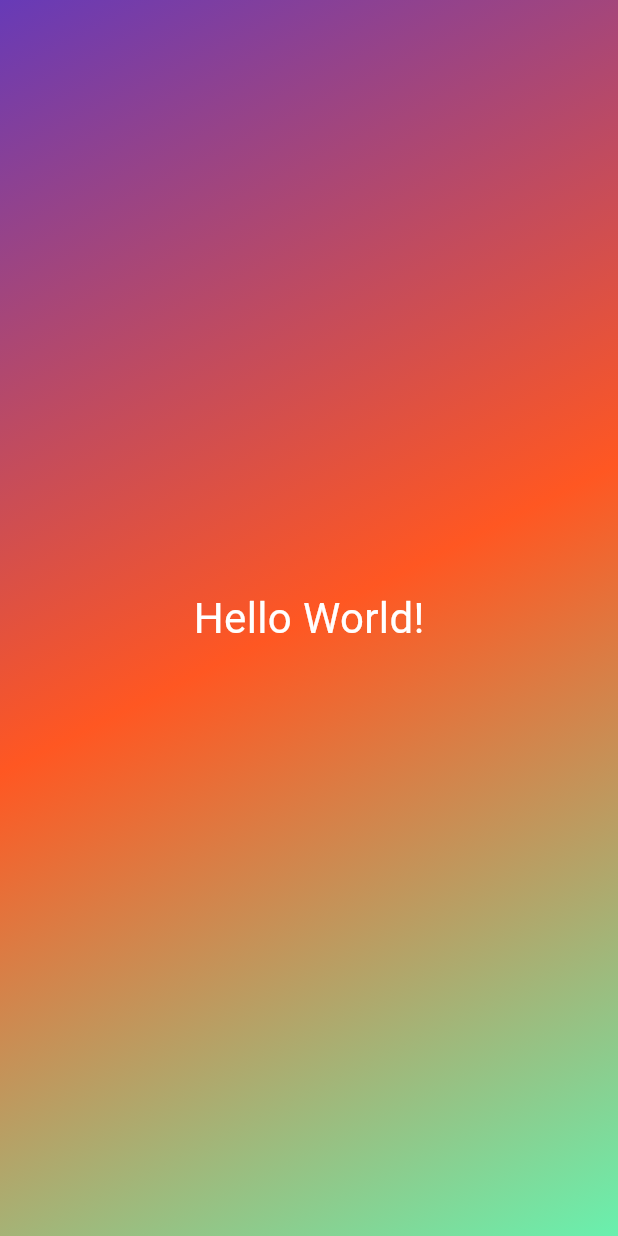
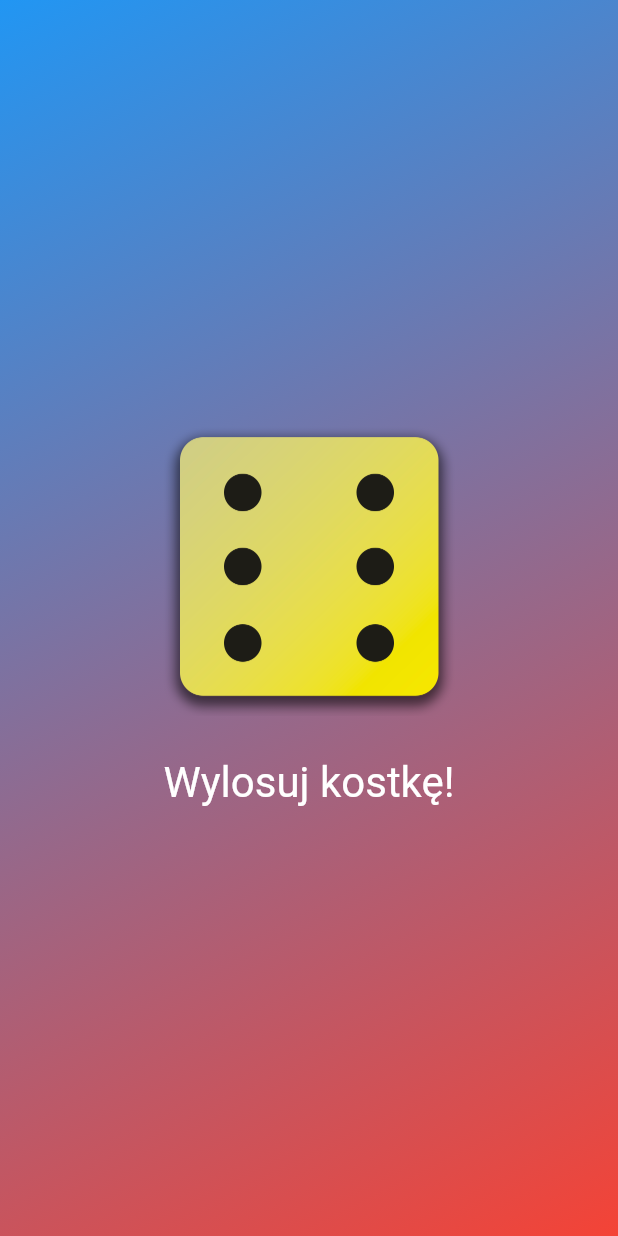
Before and after one commit to luckiMoH/flutterCourse, a Flutter app: the screen it shows after launch, on a phone screen of 412 x 824 dp. Run offline on Flutter 3.47's test engine with Material 3 defaults, Android fonts, the light colour scheme and no system bars.

Commit message:
Podstawy języka dart

```diff
--- /dev/null
+++ b/aplikacja/aplikacjaflutter/lib/dice_roller.dart
@@ -0,0 +1,55 @@
+import 'dart:math';
+
+import 'package:flutter/material.dart';
+
+final randomizer = Random();
+
+class DiceRoller extends StatefulWidget {
+  const DiceRoller({super.key});
+
+  @override
+  State<DiceRoller> createState() {
+    return _DiceRollerState();
+  }
+}
+
+class _DiceRollerState extends State<DiceRoller> {
+
+    var currentDiceRoll = 6;
+
+    int getRandomNumber () {
+      Random random = randomizer;
+      return random.nextInt(6) + 1;
+    }
+
+    void rollDice() {
+      int randomNumber = getRandomNumber();
+      setState(() {
+        currentDiceRoll = randomNumber;
+      });
+  }
+
+  @override
+  Widget build(context) {
+    return Column(
+        mainAxisSize: MainAxisSize.min,
+        children: [
+          Image.asset(
+            "assets/images/dice-$currentDiceRoll.png",
+            width: 200,
+          ),
+
+          const SizedBox(height: 20,),
+
+          TextButton(
+              onPressed: rollDice,
+              style: TextButton.styleFrom(
+                foregroundColor: Colors.white,
+                textStyle: const TextStyle(fontSize: 28),
+                //padding: const EdgeInsets.only(top: 20)
+                ),
+              child: const Text("Wylosuj kostkę!"))
+        ],
+      );
+  }
+}
--- /dev/null
+++ b/aplikacja/aplikacjaflutter/lib/gradient_container.dart
@@ -0,0 +1,27 @@
+import 'package:aplikacjaflutter/dice_roller.dart';
+import 'package:aplikacjaflutter/styled_text.dart';
+import 'package:flutter/material.dart';
+
+const beginPosition = Alignment.topLeft;
+const endPosition = Alignment.bottomRight;
+
+class GradientContainer extends StatelessWidget {
+ const GradientContainer(this.colors, {super.key});
+
+  final List<Color> colors;
+
+
+
+
+  @override
+  Widget build(context) {
+    return Container(
+      decoration: BoxDecoration(
+          gradient: LinearGradient(
+              colors: colors, begin: beginPosition, end: endPosition)),
+      child: const Center(
+          child: DiceRoller(),
+          ),
+    );
+  }
+}
--- a/aplikacja/aplikacjaflutter/lib/main.dart
+++ b/aplikacja/aplikacjaflutter/lib/main.dart
@@ -1,35 +1,12 @@
 import 'package:flutter/material.dart';
+import 'package:aplikacjaflutter/gradient_container.dart';
 
 void main() {
   runApp(
-     MaterialApp(
+      const MaterialApp(
       home: Scaffold(
-        body: GradientContainer()
+        body: GradientContainer([Colors.blue, Colors.red])
       ),
     ),
   );
 }
-
-class GradientContainer extends StatelessWidget {
-  Widget build(context) {
-    return Container(
-          decoration: const BoxDecoration(
-          gradient: LinearGradient(
-            colors: [
-              Colors.deepPurple,
-              Colors.deepOrange,
-              Colors.greenAccent
-              ],
-              begin: Alignment.topLeft,
-              end: Alignment.bottomRight
-          )
-        ),
-          child: const Center(
-            child: Text('Hello World!', style: TextStyle(
-              color: Colors.white,
-              fontSize: 28
-            ),),
-          ),
-        );
-  }
-}
```
Also changed, not shown: aplikacja/aplikacjaflutter/lib/styled_text.dart (added, +16 -0 lines), aplikacja/aplikacjaflutter/pubspec.yaml (+7 -3 lines), aplikacja/aplikacjaflutter/assets/images/dice-1.png (added), aplikacja/aplikacjaflutter/assets/images/dice-2.png (added), aplikacja/aplikacjaflutter/assets/images/dice-3.png (added), aplikacja/aplikacjaflutter/assets/images/dice-4.png (added), aplikacja/aplikacjaflutter/assets/images/dice-5.png (added), aplikacja/aplikacjaflutter/assets/images/dice-6.png (added).
